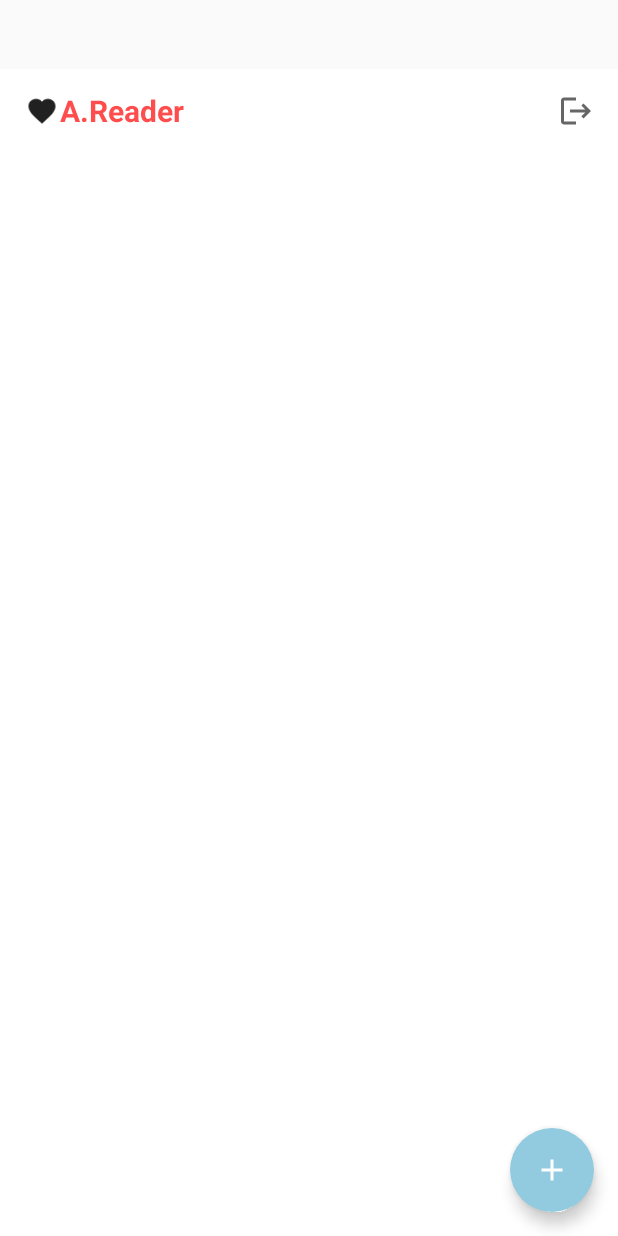
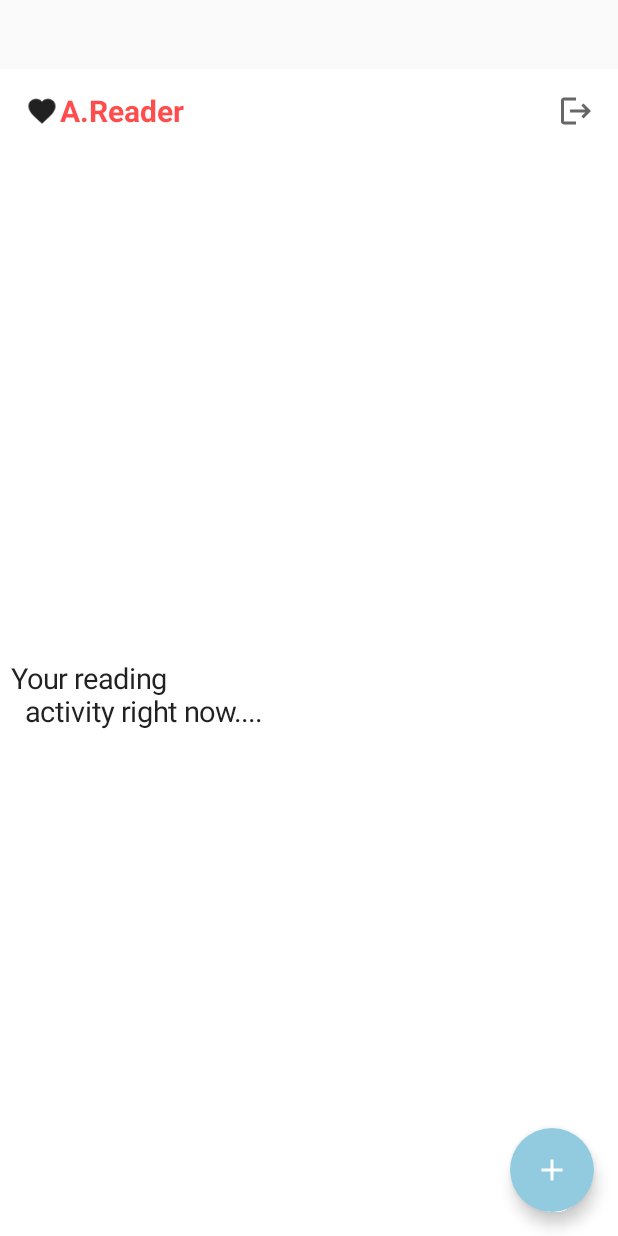
Before and after one commit to syogo-user/MyJetAReader, an Android app built with Jetpack Compose: the ReaderHomeScreen screen opened through its navigation route, on a phone screen of 412 x 824 dp. Run offline under Robolectric (Android 15) with nearby library versions, the phone set to English and light mode, and no system bars; our stand-ins replace Firebase (no records; nobody signed in at launch, a user with empty details on screens opened directly).

Commit message:
セクションタイトルの作成

```diff
--- /dev/null
+++ b/app/src/main/java/com/example/myjetareader/model/MBook.kt
@@ -0,0 +1,8 @@
+package com.example.myjetareader.model
+
+data class MBook(
+    var id: String? = null,
+    var title: String? = null,
+    var authors: String? = null,
+    var notes: String? = null
+)
--- a/app/src/main/java/com/example/myjetareader/screens/home/ReaderHomeScreen.kt
+++ b/app/src/main/java/com/example/myjetareader/screens/home/ReaderHomeScreen.kt
@@ -2,10 +2,7 @@ package com.example.myjetareader.screens.home
 
 import androidx.compose.foundation.Image
 import androidx.compose.foundation.clickable
-import androidx.compose.foundation.layout.Row
-import androidx.compose.foundation.layout.Spacer
-import androidx.compose.foundation.layout.fillMaxSize
-import androidx.compose.foundation.layout.width
+import androidx.compose.foundation.layout.*
 import androidx.compose.foundation.shape.RoundedCornerShape
 import androidx.compose.material.*
 import androidx.compose.material.icons.Icons
@@ -18,22 +15,28 @@ import androidx.compose.ui.Modifier
 import androidx.compose.ui.draw.clip
 import androidx.compose.ui.draw.scale
 import androidx.compose.ui.graphics.Color
+import androidx.compose.ui.platform.LocalContext
 import androidx.compose.ui.res.painterResource
 import androidx.compose.ui.text.TextStyle
+import androidx.compose.ui.text.font.FontStyle
 import androidx.compose.ui.text.font.FontWeight
+import androidx.compose.ui.text.style.TextAlign
+import androidx.compose.ui.tooling.preview.Preview
 import androidx.compose.ui.unit.dp
 import androidx.compose.ui.unit.sp
 import androidx.navigation.NavController
 import com.example.myjetareader.R
+import com.example.myjetareader.model.MBook
 import com.example.myjetareader.navigation.ReaderScreens
 import com.example.myjetareader.screens.login.ReaderLoginScreen
 import com.google.firebase.auth.FirebaseAuth
 
+@Preview
 @Composable
-fun Home(navController: NavController) {
+fun Home(navController: NavController = NavController(LocalContext.current)) {
     Scaffold(
         topBar = {
-                 ReaderAppBar(title = "A.Reader", navController = navController )
+            ReaderAppBar(title = "A.Reader", navController = navController)
         },
         floatingActionButton = {
             FABContent {
@@ -44,10 +47,23 @@ fun Home(navController: NavController) {
         ) {
         Surface(modifier = Modifier.fillMaxSize()) {
             // home content
+            HomeContent(navController = navController)
         }
     }
 
 }
+
+@Composable
+fun HomeContent(navController: NavController) {
+    Column(Modifier.padding(2.dp),
+    verticalArrangement = Arrangement.SpaceEvenly) {
+        Row(modifier = Modifier.align(alignment = Alignment.Start)) {
+            TitleSection(label = "Your reading \n " + " activity right now....")
+        }
+    }
+
+}
+
 
 @Composable
 fun ReaderAppBar(
@@ -87,14 +103,40 @@ fun ReaderAppBar(
                     navController.navigate(ReaderScreens.LoginScreen.name)
                 }
             }) {
-                      Icon(imageVector = Icons.Filled.Logout,
-                          contentDescription = "Logout" )
+                Icon(
+                    imageVector = Icons.Filled.Logout,
+                    contentDescription = "Logout",
+//                    tint = Color.Gray.copy(alpha = 0.4f)
+                )
 
             }
         },
         backgroundColor = Color.Transparent,
         elevation = 0.dp
     )
+}
+
+@Composable
+fun TitleSection(
+    modifier: Modifier = Modifier,
+    label: String
+) {
+    Surface(modifier = modifier.padding(start = 5.dp, top = 1.dp)) {
+        Column() {
+            Text(
+                text = label,
+                fontSize = 19.sp,
+                fontStyle = FontStyle.Normal,
+                textAlign = TextAlign.Left
+            )
+        }
+    }
+}
+
+
+@Composable
+fun ReadingRightNowArea(books: List<MBook>, navController: NavController) {
+
 }
 
 @Composable
```
Lines whose indentation alone changed are shown as unchanged.
